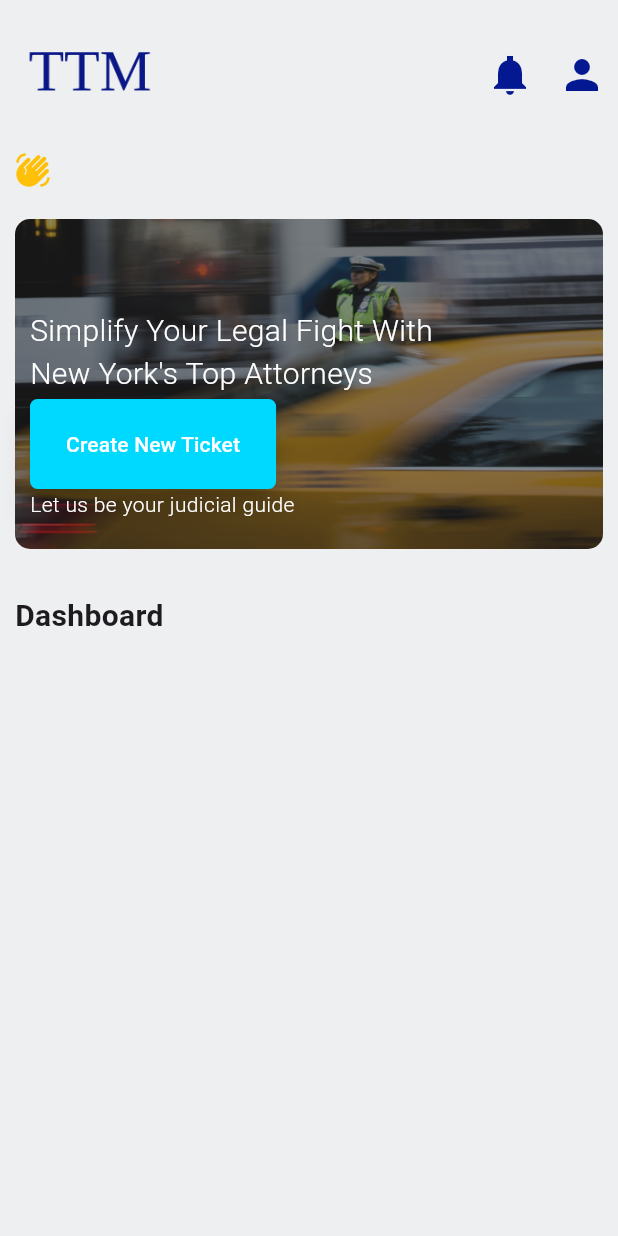
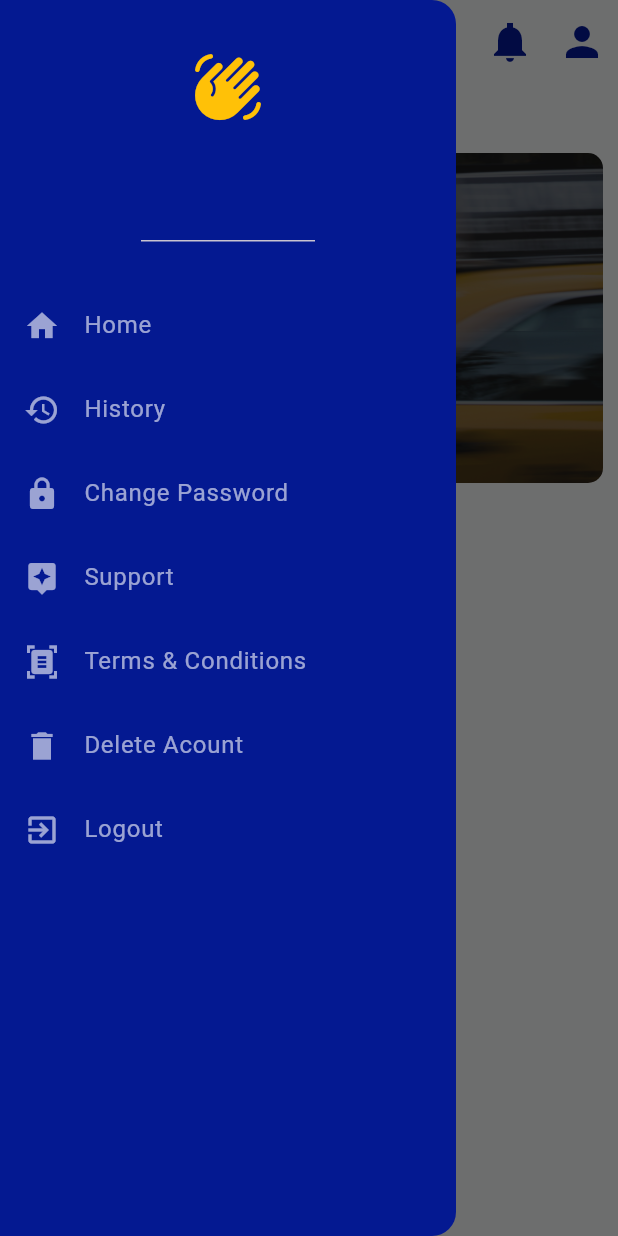
Before and after one commit to agira-yadesh/traffic-ticket-management-proj-front-end-, a Flutter app: the HomePage screen opened directly, with the side drawer open (before the commit the screen has no drawer), on a phone screen of 412 x 824 dp. Run offline on Flutter 3.47's test engine with Material 3 defaults, Android fonts, the light colour scheme and no system bars; our stand-ins replace device_preview, shared_preferences; accounts and stored records are empty; network calls fail.

Commit message:
added navigation slider and change password ui

```diff
--- a/lib/pages/homePage.dart
+++ b/lib/pages/homePage.dart
@@ -1,5 +1,6 @@
 import 'package:flutter/material.dart';
 import 'package:provider/provider.dart';
+import 'package:trafficticket_management/pages/changePassword.dart';
 import 'package:trafficticket_management/pages/success.dart';
 import 'package:trafficticket_management/providers/user_provider.dart';
 
@@ -7,7 +8,44 @@
   const HomePage({super.key});
 
   @override
-  State<HomePage> createState() => _HomePageState();
+  // ignore: library_private_types_in_public_api
+  _HomePageState createState() => _HomePageState();
+}
+
+class UserDrawerHeader extends StatelessWidget {
+  @override
+  Widget build(BuildContext context) {
+    final user = Provider.of<UserProvider>(context).user;
+
+    return DrawerHeader(
+      // ignore: unnecessary_null_comparison
+      child: user != null
+          ? Column(
+              children: [
+                Padding(
+                  padding: const EdgeInsets.all(18.0),
+                  child: const Icon(
+                    Icons.waving_hand_rounded,
+                    color: Colors.amber,
+                    size: 48,
+                  ),
+                ),
+                SizedBox(
+                  height: 10,
+                ),
+                Text(
+                  user.fullname,
+                  style: TextStyle(
+                      color: Colors.white,
+                      fontSize: 26,
+                      fontWeight: FontWeight.bold),
+                ),
+              ],
+            )
+          : const Text(
+              'Loading...'), // Show a loading message or handle accordingly
+    );
+  }
 }
 
 class _HomePageState extends State<HomePage> {
@@ -17,25 +55,8 @@
 
     return Scaffold(
       backgroundColor: const Color.fromARGB(255, 238, 239, 240),
-      body: SafeArea(
-        child: SingleChildScrollView(
-          child: Container(
-            child: Column(
-              children: [
-                Row(
-                  mainAxisAlignment: MainAxisAlignment.spaceBetween,
-                  children: [
-                    Container(
-                      margin: const EdgeInsets.only(left: 10.0),
-                      child: Image.asset(
-                        'lib/images/logo.png',
-                        width: 100,
-                        height: 100,
-                        fit: BoxFit.contain,
-                      ),
-                    ),
-                    Row(
-                      children: [
+      appBar: AppBar(
+        actions: [
           IconButton(
             onPressed: () {},
             icon: const Icon(
@@ -49,7 +70,8 @@
               Navigator.push(
                 context,
                 MaterialPageRoute(
-                                  builder: (context) => const SuccessProfile()),
+                  builder: (context) => const SuccessProfile(),
+                ),
               );
             },
             icon: const Icon(
@@ -59,9 +81,86 @@
             ),
           ),
         ],
+        backgroundColor: const Color.fromARGB(255, 238, 239, 240),
+      ),
+      drawer: Drawer(
+        backgroundColor: Color.fromARGB(255, 4, 25, 145),
+        child: Column(
+          children: [
+            UserDrawerHeader(),
+            SizedBox(
+              height: 20,
+            ),
+            ListTile(
+              leading: Icon(Icons.home),
+              title: Text('Home'),
+              onTap: () {
+                Navigator.push(
+                  context,
+                  MaterialPageRoute(
+                    builder: (context) => HomePage(),
+                  ),
+                );
+              },
+              iconColor: const Color.fromARGB(153, 255, 255, 255),
+              textColor: const Color.fromARGB(153, 255, 255, 255),
+            ),
+            ListTile(
+              leading: Icon(Icons.history),
+              title: Text('History'),
+              iconColor: const Color.fromARGB(153, 255, 255, 255),
+              textColor: const Color.fromARGB(153, 255, 255, 255),
+              onTap: () {},
+            ),
+            ListTile(
+              leading: Icon(Icons.lock),
+              title: Text('Change Password'),
+              iconColor: const Color.fromARGB(153, 255, 255, 255),
+              textColor: const Color.fromARGB(153, 255, 255, 255),
+              onTap: () {
+                Navigator.push(
+                  context,
+                  MaterialPageRoute(
+                    builder: (context) => ChangePassword(),
+                  ),
+                );
+              },
+            ),
+            ListTile(
+              leading: Icon(Icons.assistant),
+              title: Text('Support'),
+              onTap: () {},
+              iconColor: const Color.fromARGB(153, 255, 255, 255),
+              textColor: const Color.fromARGB(153, 255, 255, 255),
+            ),
+            ListTile(
+              leading: Icon(Icons.document_scanner),
+              title: Text('Terms & Conditions'),
+              iconColor: const Color.fromARGB(153, 255, 255, 255),
+              textColor: const Color.fromARGB(153, 255, 255, 255),
+              onTap: () {},
+            ),
+            ListTile(
+              leading: Icon(Icons.delete_sharp),
+              title: Text('Delete Acount'),
+              iconColor: const Color.fromARGB(153, 255, 255, 255),
+              textColor: const Color.fromARGB(153, 255, 255, 255),
+              onTap: () {},
+            ),
+            ListTile(
+              leading: Icon(Icons.exit_to_app),
+              title: Text('Logout'),
+              iconColor: const Color.fromARGB(153, 255, 255, 255),
+              textColor: const Color.fromARGB(153, 255, 255, 255),
+              onTap: () {},
             ),
           ],
         ),
+      ),
+      body: SafeArea(
+        child: SingleChildScrollView(
+          child: Column(
+            children: [
               Padding(
                 padding: const EdgeInsets.only(left: 10.0, bottom: 10.0),
                 child: Row(
@@ -78,7 +177,8 @@
                       style: const TextStyle(
                         fontSize: 18,
                         fontWeight: FontWeight.w500,
-                            color: Colors.black54),
+                        color: Colors.black54,
+                      ),
                     ),
                   ],
                 ),
@@ -94,15 +194,13 @@
                         opacity: 0.9,
                         child: ColorFiltered(
                           colorFilter: ColorFilter.mode(
-                              Colors.black.withOpacity(
-                                  0.5), // Adjust the opacity (0.0 to 1.0)
+                            Colors.black.withOpacity(0.5),
                             BlendMode.srcOver,
                           ),
                           child: Image.asset(
                             'lib/images/img5.jpg',
-                              width:
-                                  double.infinity, // Full width of the screen
-                              height: 220, // Adjust the height as needed
+                            width: double.infinity,
+                            height: 220,
                             fit: BoxFit.fill,
                           ),
                         ),
@@ -139,9 +237,11 @@
                           ),
                           shape: MaterialStatePropertyAll(
                             RoundedRectangleBorder(
-                                    borderRadius: BorderRadius.circular(5.0)),
+                              borderRadius: BorderRadius.circular(5.0),
                             ),
-                              elevation: const MaterialStatePropertyAll((8.0))),
+                          ),
+                          elevation: const MaterialStatePropertyAll((8.0)),
+                        ),
                         child: const Text(
                           'Create New Ticket',
                           style: TextStyle(color: Colors.white),
@@ -170,21 +270,18 @@
               const SizedBox(
                 height: 20,
               ),
-                Row(
-                  children: [
-                    Padding(
-                      padding: const EdgeInsets.only(left: 10.0),
+              const Padding(
+                padding: EdgeInsets.only(left: 10.0),
                 child: Text(
                   'Dashboard',
-                        style: const TextStyle(
-                            fontSize: 20, fontWeight: FontWeight.bold),
+                  style: TextStyle(
+                    fontSize: 20,
+                    fontWeight: FontWeight.bold,
                   ),
-
                 ),
+              ),
+              // Add the rest of your content below the Dashboard text
             ],
-                ),
-              ],
-            ),
           ),
         ),
       ),
--- a/lib/pages/splashScreen.dart
+++ b/lib/pages/splashScreen.dart
@@ -14,7 +14,7 @@
   @override
   void initState() {
     super.initState();
-    Timer(const Duration(seconds: 3), () {
+    Timer(const Duration(seconds: 5), () {
       Navigator.push(
         context,
         MaterialPageRoute(
@@ -30,8 +30,8 @@
     return Scaffold(
       backgroundColor: const Color.fromARGB(255, 4, 33, 196),
       body: Center(
-        child: Image.asset('lib/images/whiteLogo.png'),
-      ),
+          child:
+              Image.network('http://localhost:36243/lib/images/whiteLogo.png')),
     );
   }
 }
```
Also changed, not shown: lib/pages/changePassword.dart (added, +86 -0 lines), lib/pages/forgetPassword.dart (+7 -18 lines), lib/pages/setPassword.dart (+4 -4 lines), lib/pages/verifyOtp.dart (+10 -18 lines), lib/services/auth_services.dart (+15 -3 lines). Lines whose indentation alone changed are shown as unchanged.
